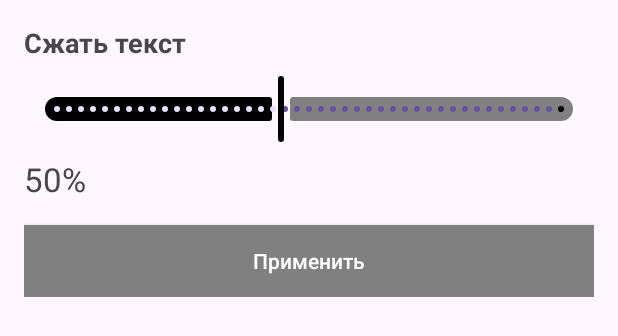
After one commit to igorplyukhin/E-readerWithAI, an Android app: the layout dialog_compress_text.xml on its own in the app's theme, with its tools: preview values and no code run, on a phone screen of 412 x 824 dp. The commit adds this screen. Shown: the top 336 px of the screen. Run offline under Robolectric (Android 15) with nearby library versions, the phone set to English and light mode, and no system bars.

Commit message:
dialog compress

```diff
--- /dev/null
+++ b/frontend/LibApp/app/src/main/res/layout/dialog_compress_text.xml
@@ -0,0 +1,53 @@
+<?xml version="1.0" encoding="utf-8"?>
+<LinearLayout xmlns:android="http://schemas.android.com/apk/res/android"
+    xmlns:app="http://schemas.android.com/apk/res-auto"
+    android:layout_width="match_parent"
+    android:layout_height="wrap_content"
+    android:orientation="vertical"
+    android:padding="16dp">
+
+    <!-- Заголовок -->
+    <TextView
+        android:id="@+id/tvDialogTitle"
+        android:layout_width="wrap_content"
+        android:layout_height="wrap_content"
+        android:text="Сжать текст"
+        android:textSize="18sp"
+        android:textStyle="bold"
+        android:layout_marginBottom="8dp" />
+
+    <!-- Слайдер -->
+    <com.google.android.material.slider.Slider
+        android:id="@+id/sliderCompression"
+        android:layout_width="match_parent"
+        android:layout_height="wrap_content"
+        android:value="50"
+        android:valueFrom="10"
+        android:valueTo="100"
+        android:stepSize="1"
+        app:labelBehavior="floating"
+        app:trackColorActive="@color/black"
+        app:trackColorInactive="@color/dark_gray"
+        app:thumbColor="@color/black"
+        app:haloColor="@color/gray"
+        app:ticksColor="@color/black" />
+
+    <!-- Текст для отображения значения -->
+    <TextView
+        android:id="@+id/tvCompressionValue"
+        android:layout_width="wrap_content"
+        android:layout_height="wrap_content"
+        android:text="50%"
+        android:layout_marginTop="8dp"
+        android:textSize="22sp"/>
+
+    <!-- Кнопка применить -->
+    <Button
+        android:id="@+id/btnApplyCompression"
+        android:layout_width="match_parent"
+        android:layout_height="wrap_content"
+        android:text="Применить"
+        android:background="@color/dark_gray"
+        android:textColor="@color/white"
+        android:layout_marginTop="16dp" />
+</LinearLayout>
--- a/frontend/LibApp/app/src/main/res/values/colors.xml
+++ b/frontend/LibApp/app/src/main/res/values/colors.xml
@@ -2,6 +2,8 @@
 <resources>
     <color name="black">#FF000000</color>
     <color name="white">#FFFFFFFF</color>
+    <color name="dark_gray">#808080</color>
+    <color name="gray">#B0B0B0</color>
 
     <!-- Основные цвета -->
     <color name="book_background_color">#8A5A2E</color> <!-- Фон заголовка (коричневый) -->
```
